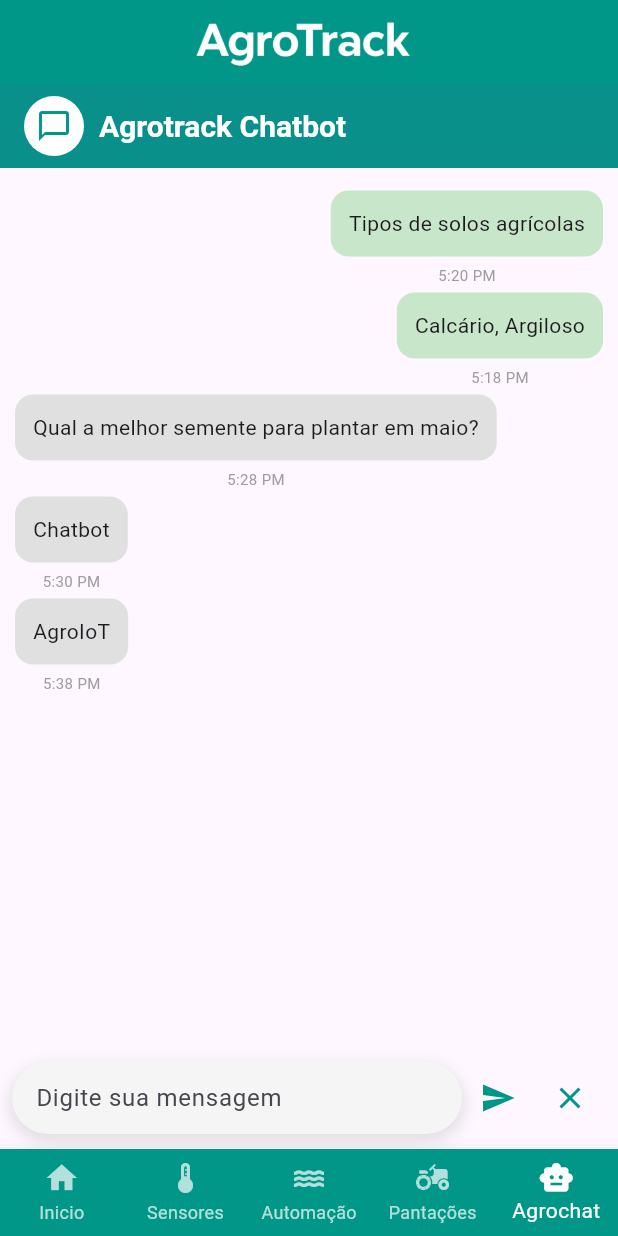
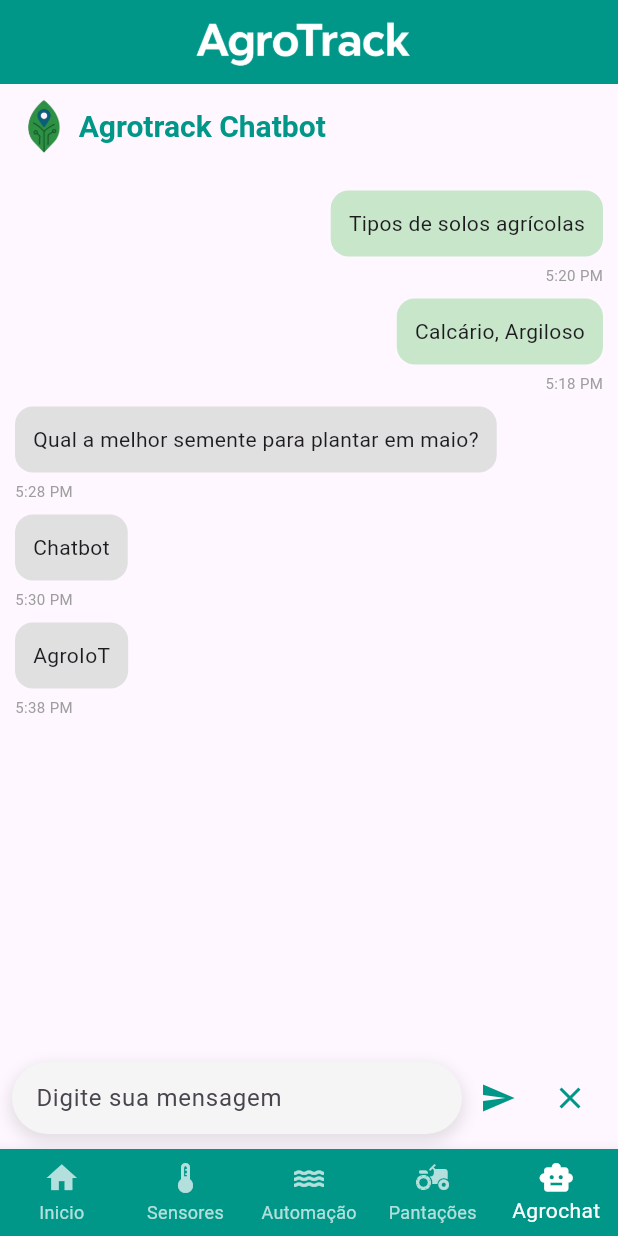
Before and after one commit to LucasSantino/ProjetoIntegrador_Agrotrack, a Flutter app: the screen it shows after launch, item 5 of the bottom bar chosen, on a phone screen of 412 x 824 dp. Run offline on Flutter 3.47's test engine with Material 3 defaults, Android fonts, the phone set to English and light mode, and no system bars; our stand-ins replace fl_chart, image_picker.

Commit message:
up´date

```diff
--- a/app_agrotrack/lib/main.dart
+++ b/app_agrotrack/lib/main.dart
@@ -48,7 +48,7 @@ class _NavScreenState extends State<NavScreen> {
   Widget build(BuildContext context) {
     return Scaffold(
       appBar: AppBar(
-        backgroundColor: primaryColor,
+        backgroundColor: const Color.fromRGBO(0, 150, 136, 1),
         centerTitle: true, // centraliza o conteúdo do title
         title: Row(
           mainAxisAlignment: MainAxisAlignment.center,
--- a/app_agrotrack/lib/screen/chatbot.dart
+++ b/app_agrotrack/lib/screen/chatbot.dart
@@ -16,7 +16,185 @@ class _ChatbotState extends State<Chatbot> {
     {
       'text': 'Qual a melhor semente para plantar em maio?',
       'isMe': false,
-      'time': '5:28 PM'
+      'time': '5:28 PM',
+    },
+    {'text': 'Chatbot', 'isMe': false, 'time': '5:30 PM'},
+    {'text': 'AgroIoT', 'isMe': false, 'time': '5:38 PM'},
+  ];
+
+  void _sendMessage() {
+    if (_controller.text.trim().isEmpty) return;
+    setState(() {
+      _messages.add({
+        'text': _controller.text.trim(),
+        'isMe': true,
+        'time': TimeOfDay.now().format(context),
+      });
+      _controller.clear(); // Limpa o campo após o envio
+    });
+  }
+
+  void _clearMessages() {
+    setState(() {
+      _messages.clear();
+    });
+  }
+
+  @override
+  Widget build(BuildContext context) {
+    return Scaffold(
+      extendBodyBehindAppBar: true, // Permite que o corpo vá atrás da AppBar
+      appBar: AppBar(
+        backgroundColor: Colors.transparent,
+        elevation: 0,
+        title: Row(
+          children: [
+            Image.asset(
+              'assets/images/logoAgrotrack_sem fundo 2 - Copia.png',
+              height: 40,
+            ),
+            const SizedBox(width: 10),
+            const Text(
+              'Agrotrack Chatbot',
+              style: TextStyle(
+                color: Colors.teal,
+                fontSize: 20,
+                fontWeight: FontWeight.bold,
+              ),
+            ),
+          ],
+        ),
+      ),
+      body: SafeArea(
+        child: Column(
+          children: [
+            Expanded(
+              child: ListView.builder(
+                padding: const EdgeInsets.all(10),
+                itemCount: _messages.length,
+                itemBuilder: (context, index) {
+                  final msg = _messages[index];
+                  return MessageBubble(
+                    text: msg['text'],
+                    isMe: msg['isMe'],
+                    time: msg['time'],
+                  );
+                },
+              ),
+            ),
+            Padding(
+              padding: const EdgeInsets.symmetric(horizontal: 8, vertical: 10),
+              child: Row(
+                children: [
+                  Expanded(
+                    child: Container(
+                      decoration: BoxDecoration(
+                        color: Colors.grey[100],
+                        borderRadius: BorderRadius.circular(30),
+                        boxShadow: [
+                          BoxShadow(
+                            color: Colors.black.withOpacity(0.1),
+                            spreadRadius: 2,
+                            blurRadius: 8,
+                            offset: const Offset(0, 4),
+                          ),
+                        ],
+                      ),
+                      child: TextField(
+                        controller: _controller,
+                        decoration: const InputDecoration(
+                          hintText: 'Digite sua mensagem',
+                          border: InputBorder.none,
+                          contentPadding: EdgeInsets.symmetric(
+                            horizontal: 16,
+                            vertical: 10,
+                          ),
+                        ),
+                      ),
+                    ),
+                  ),
+                  IconButton(
+                    onPressed: _sendMessage,
+                    icon: const Icon(Icons.send),
+                    color: Colors.teal,
+                  ),
+                  IconButton(
+                    onPressed: _clearMessages,
+                    icon: const Icon(Icons.clear),
+                    color: Colors.teal,
+                  ),
+                ],
+              ),
+            ),
+          ],
+        ),
+      ),
+    );
+  }
+}
+
+class MessageBubble extends StatelessWidget {
+  final String text;
+  final bool isMe;
+  final String time;
+
+  const MessageBubble({
+    required this.text,
+    required this.isMe,
+    required this.time,
+    super.key,
+  });
+
+  @override
+  Widget build(BuildContext context) {
+    return Align(
+      alignment: isMe ? Alignment.centerRight : Alignment.centerLeft,
+      child: Column(
+        crossAxisAlignment:
+            isMe ? CrossAxisAlignment.end : CrossAxisAlignment.start,
+        children: [
+          Container(
+            margin: const EdgeInsets.symmetric(vertical: 5),
+            padding: const EdgeInsets.all(12),
+            decoration: BoxDecoration(
+              color: isMe ? Colors.green[100] : Colors.grey[300],
+              borderRadius: BorderRadius.circular(12),
+            ),
+            child: Text(text),
+          ),
+          Padding(
+            padding: const EdgeInsets.only(bottom: 4),
+            child: Text(
+              time,
+              style: const TextStyle(fontSize: 10, color: Colors.grey),
+            ),
+          ),
+        ],
+      ),
+    );
+  }
+}
+
+/*
+import 'package:flutter/material.dart';
+
+class Chatbot extends StatefulWidget {
+  const Chatbot({super.key});
+
+  @override
+  State<Chatbot> createState() => _ChatbotState();
+}
+
+class _ChatbotState extends State<Chatbot> {
+  final TextEditingController _controller = TextEditingController();
+
+  final List<Map<String, dynamic>> _messages = [
+    {'text': 'Tipos de solos agrícolas', 'isMe': true, 'time': '5:20 PM'},
+    {'text': 'Calcário, Argiloso', 'isMe': true, 'time': '5:18 PM'},
+    {
+      'text': 'Qual a melhor semente para plantar em maio?',
+      'isMe': false,
+      'time': '5:28 PM',
     },
     {'text': 'Chatbot', 'isMe': false, 'time': '5:30 PM'},
     {'text': 'AgroIoT', 'isMe': false, 'time': '5:38 PM'},
@@ -56,9 +234,10 @@ class _ChatbotState extends State<Chatbot> {
             Text(
               'Agrotrack Chatbot',
               style: TextStyle(
-                  color: Colors.white,
-                  fontSize: 20,
-                  fontWeight: FontWeight.bold),
+                color: Colors.white,
+                fontSize: 20,
+                fontWeight: FontWeight.bold,
+              ),
             ),
           ],
         ),
@@ -81,22 +260,27 @@ class _ChatbotState extends State<Chatbot> {
           ),
           Padding(
             padding: EdgeInsets.symmetric(
-                horizontal: 8, vertical: 10), // Aumentei o espaçamento inferior
+              horizontal: 8,
+              vertical: 10,
+            ), // Aumentei o espaçamento inferior
             child: Row(
               children: [
                 Expanded(
                   child: Container(
                     decoration: BoxDecoration(
                       color: Colors.grey[100],
-                      borderRadius:
-                          BorderRadius.circular(30), // Bordas arredondadas
+                      borderRadius: BorderRadius.circular(
+                        30,
+                      ), // Bordas arredondadas
                       boxShadow: [
                         BoxShadow(
                           color: Colors.black.withOpacity(0.1),
                           spreadRadius: 2,
                           blurRadius: 8,
-                          offset: Offset(0,
-                              4), // Sombra mais abaixo para dar um toque de profundidade
+                          offset: Offset(
+                            0,
+                            4,
+                          ), // Sombra mais abaixo para dar um toque de profundidade
                         ),
                       ],
                     ),
@@ -105,8 +289,10 @@ class _ChatbotState extends State<Chatbot> {
                       decoration: InputDecoration(
                         hintText: 'Digite sua mensagem',
                         border: InputBorder.none,
-                        contentPadding:
-                            EdgeInsets.symmetric(horizontal: 16, vertical: 10),
+                        contentPadding: EdgeInsets.symmetric(
+                          horizontal: 16,
+                          vertical: 10,
+                        ),
                       ),
                     ),
                   ),
@@ -157,12 +343,11 @@ class MessageBubble extends StatelessWidget {
             ),
             child: Text(text),
           ),
-          Text(
-            time,
-            style: TextStyle(fontSize: 10, color: Colors.grey),
-          ),
+          Text(time, style: TextStyle(fontSize: 10, color: Colors.grey)),
         ],
       ),
     );
   }
 }
+
+*/
```
